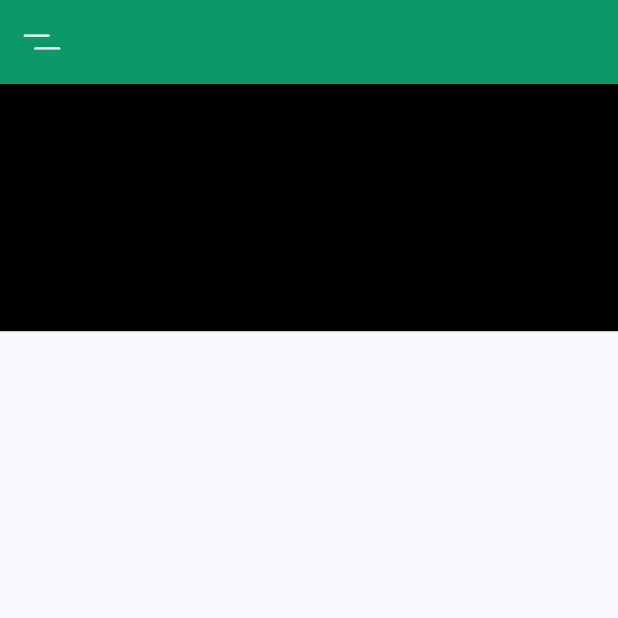
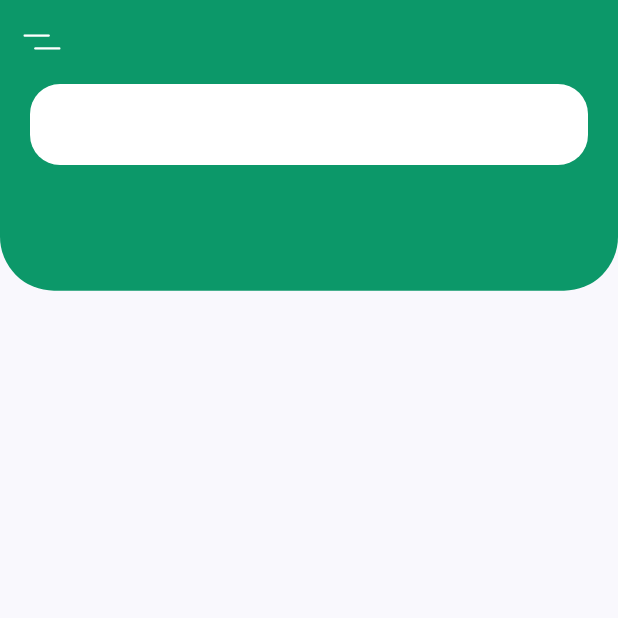
Before and after one commit to jantapabh/Plant-App, a Flutter app: the screen it shows after launch, on a phone screen of 412 x 824 dp, the top half of it. Run offline on Flutter 3.47's test engine with Material 2 defaults, Android fonts, the phone set to English and light mode, and no system bars; our stand-ins replace flutter_svg.

Commit message:
add commit

```diff
--- a/lib/screen/components/body.dart
+++ b/lib/screen/components/body.dart
@@ -1,16 +1,37 @@
 import 'package:flutter/material.dart';
+import 'package:plantapp/constants.dart';
 
 class Body extends StatelessWidget {
   @override
   Widget build(BuildContext context) {
-
     //It will Provide us total height and width of our screen
     Size size = MediaQuery.of(context).size;
     return Column(
       children: <Widget>[
         Container(
           height: size.height * 0.2,
-          color: Colors.black,
+          child: Stack(
+            children: <Widget>[
+              Container(
+                height: size.height * 0.2 - 27,
+                decoration: BoxDecoration(
+                    color: kPrimaryColor,
+                    borderRadius: BorderRadius.only(
+                        bottomLeft: Radius.circular(36),
+                        bottomRight: Radius.circular(36))),
+              ),
+              Positioned(child:
+               Container(
+                margin: EdgeInsets.symmetric(horizontal: kDefaultPadding),
+                height: 54,
+                decoration: BoxDecoration(
+                  color: Colors.white,
+                  borderRadius: BorderRadius.circular(20),
+                ),
+              ),
+              ),
+            ],
+          ),
         )
       ],
     );
```
